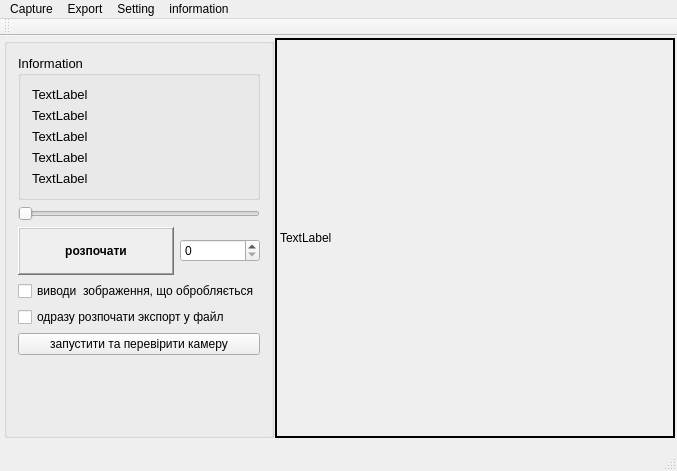
First picture: the form in AnalyzerFoam/mainwindow.ui, repository alishkaLala/good, before the edit.
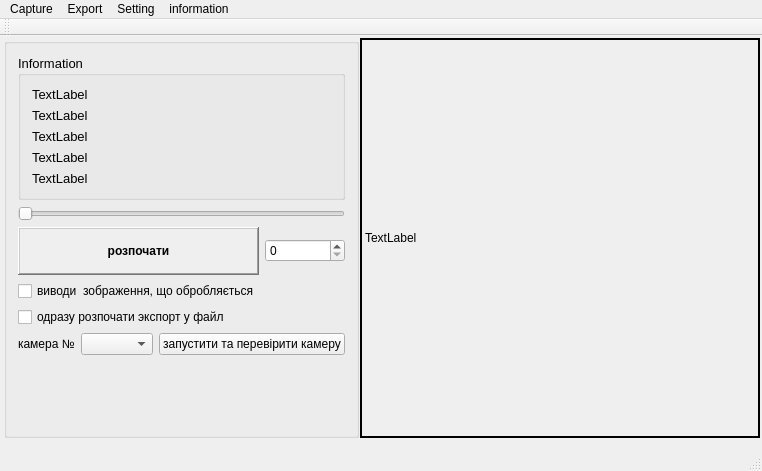
Second picture: the form after the edit.

Diff of the .ui file:
```diff
--- a/AnalyzerFoam/mainwindow.ui
+++ b/AnalyzerFoam/mainwindow.ui
@@ -6,7 +6,7 @@
    <rect>
     <x>0</x>
     <y>0</y>
-    <width>650</width>
+    <width>735</width>
     <height>464</height>
    </rect>
   </property>
@@ -14,7 +14,7 @@
    <string>MainWindow</string>
   </property>
   <widget class="QWidget" name="centralWidget">
-   <layout class="QGridLayout" name="gridLayout_2" rowstretch="0" columnstretch="0,0,0,0" rowminimumheight="0" columnminimumwidth="0,0,0,0">
+   <layout class="QGridLayout" name="gridLayout_2" rowstretch="0,0" columnstretch="0,0,0">
     <property name="sizeConstraint">
      <enum>QLayout::SetMinAndMaxSize</enum>
     </property>
@@ -40,7 +40,7 @@
       </property>
       <property name="maximumSize">
        <size>
-        <width>16777215</width>
+        <width>2000</width>
         <height>16777215</height>
        </size>
       </property>
@@ -59,7 +59,7 @@
      <widget class="QGroupBox" name="groupBox_2">
       <property name="maximumSize">
        <size>
-        <width>300</width>
+        <width>500</width>
         <height>16777215</height>
        </size>
       </property>
@@ -239,12 +239,26 @@
         </widget>
        </item>
        <item>
+        <layout class="QHBoxLayout" name="horizontalLayout_3">
+         <item>
+          <widget class="QLabel" name="label_6">
+           <property name="text">
+            <string>камера №</string>
+           </property>
+          </widget>
+         </item>
+         <item>
+          <widget class="QComboBox" name="comboBox"/>
+         </item>
+         <item>
         <widget class="QPushButton" name="pushButton">
          <property name="text">
           <string>запустити та перевірити камеру</string>
          </property>
         </widget>
        </item>
+        </layout>
+       </item>
        <item>
         <spacer name="verticalSpacer">
          <property name="orientation">
@@ -261,19 +275,6 @@
       </layout>
      </widget>
     </item>
-    <item row="0" column="3">
-     <spacer name="horizontalSpacer">
-      <property name="orientation">
-       <enum>Qt::Horizontal</enum>
-      </property>
-      <property name="sizeHint" stdset="0">
-       <size>
-        <width>40</width>
-        <height>20</height>
-       </size>
-      </property>
-     </spacer>
-    </item>
    </layout>
   </widget>
   <widget class="QMenuBar" name="menuBar">
@@ -281,7 +282,7 @@
     <rect>
      <x>0</x>
      <y>0</y>
-     <width>650</width>
+     <width>735</width>
      <height>21</height>
     </rect>
    </property>
```
Left out of the diff: 2 changed lines with no effect on the pictures. Lines whose indentation alone changed are shown as unchanged.
